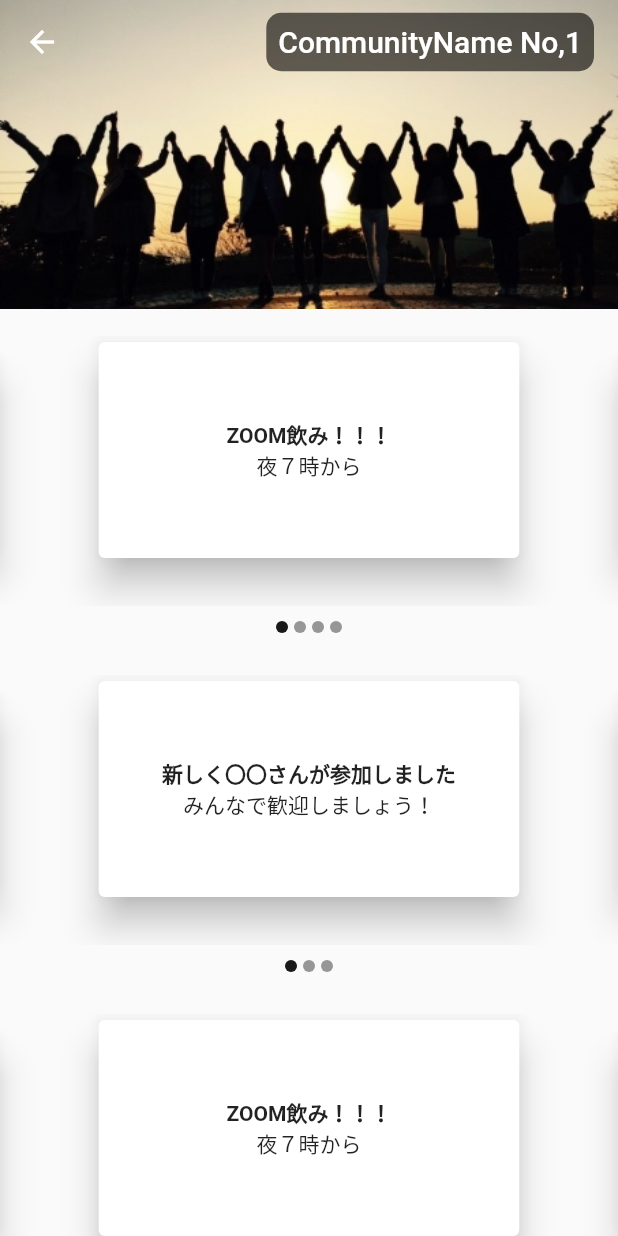
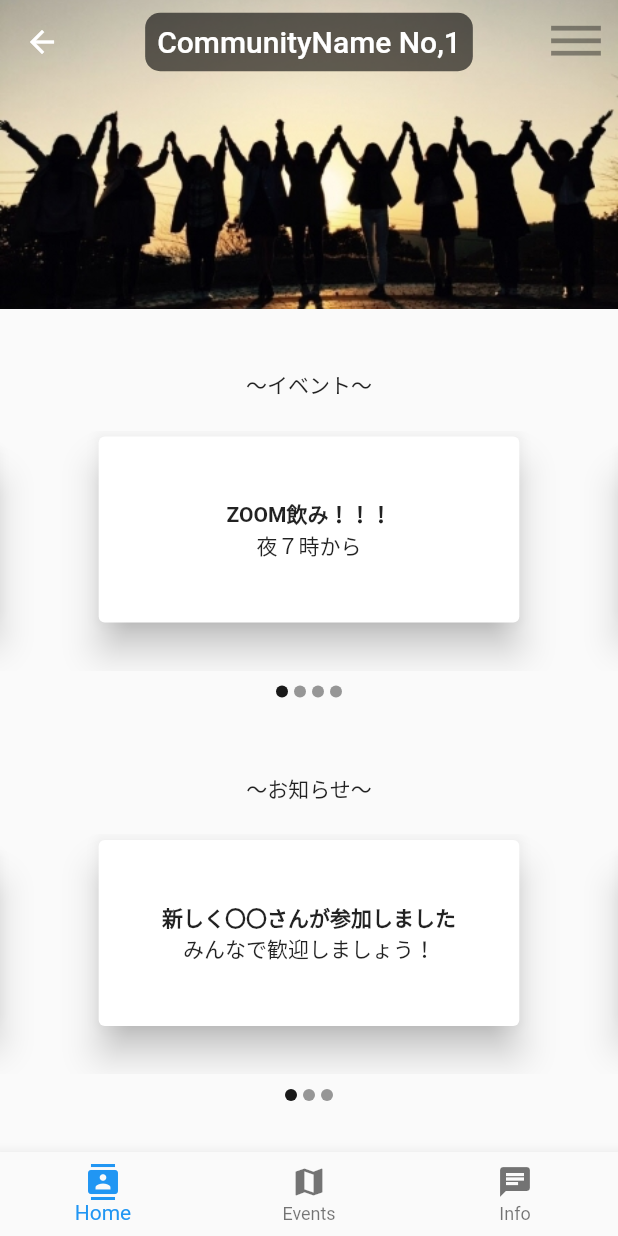
Before and after one commit to meloet-app/asoble_app, a Flutter app: the GlobalCommunityListPage screen opened directly, after a tap on an icon or button, on a phone screen of 412 x 824 dp. Run offline on Flutter 3.47's test engine with Material 2 defaults, Android fonts, the phone set to English and light mode, and no system bars; drawn by our look-alikes of carousel_slider; our stand-ins replace cloud_firestore, firebase_auth, firebase_core, flutter_datetime_picker; missing offline and left inert: neumorphic; accounts and stored records are empty.

Commit message:
20201025 コミュニティhome、Event 実装

```diff
--- a/lib/pages/mypages/global_community.dart
+++ b/lib/pages/mypages/global_community.dart
@@ -1,6 +1,8 @@
 import 'package:asoble_app/pages/mypages/in_community/community_home.dart';
 import 'package:flutter/cupertino.dart';
 import 'package:flutter/material.dart';
+
+import 'in_community/community_navigation_bar.dart';
 
 class GlobalCommunityListPage extends StatelessWidget{
 
@@ -25,7 +27,7 @@ class GlobalCommunityListPage extends StatelessWidget{
                     return Container(
                       height:120,
                       child: GestureDetector(
-                        onTap:(){ Navigator.push(context, CupertinoPageRoute(builder: (context) => CommunityHomePage()));},
+                        onTap:(){ Navigator.push(context, CupertinoPageRoute(builder: (context) => CommunityNavigationBar()));},
                         child: new Card(
                          child: Row(
                            children: [
--- a/lib/pages/mypages/in_community/community_home.dart
+++ b/lib/pages/mypages/in_community/community_home.dart
@@ -5,6 +5,7 @@ import 'package:flutter/material.dart';
 import '../global_event_list.dart';
 
 class CommunityHomePage extends StatefulWidget {
+
   @override
   CommunityHomePageState createState() {
     return CommunityHomePageState();
@@ -18,28 +19,25 @@ class CommunityHomePageState extends State<CommunityHomePage>{
 
   @override
   Widget build(BuildContext context) {
-    return Scaffold(
-
-        body: CustomScrollView(
+    return CustomScrollView(
           slivers: <Widget>[
-           SliverAppBar(
+           new SliverAppBar(
               floating: true,
               pinned: true,
               snap: false,
-
+            backgroundColor: Colors.white70,
             expandedHeight: mediaSize.height*0.25,
+            elevation: 0,
 
             flexibleSpace: FlexibleSpaceBar(
                 background: Image(image:AssetImage("lib/assets/demo2.jpeg"),
                   fit: BoxFit.cover,
+
                 ),
             ),
-              title: Stack(
-                children: [
-                  Align(
-                    alignment: Alignment.topRight,
-
-                        child: Container(
+              centerTitle: true,
+              title:
+                             Container(
                                   decoration: BoxDecoration(
                                       color: Colors.black.withOpacity(0.6),
                                       borderRadius: BorderRadius.circular(10)
@@ -48,21 +46,25 @@ class CommunityHomePageState extends State<CommunityHomePage>{
                                     padding: const EdgeInsets.all(8.0),
                                      child: Text('CommunityName No,1'),
                               )),
-
-
-                  ),
-                ],
-              ),
+               actions: <Widget>[
+                 IconButton(icon: Icon(Icons.dehaze),
+                     iconSize: 40,
+                     onPressed: null)
+               ]
           ),
             SliverList(
               delegate: SliverChildListDelegate(
+
                     <Widget>[
                       Padding(
-                     padding: const EdgeInsets.only(top:18.0),
-                     child: CarouselSlider(
+                        padding: const EdgeInsets.only(top:40.0,bottom:20),
+                        child: Center(child: Text("〜イベント〜")),
+                      ),
+
+                      CarouselSlider(
                         items: currentPartyList,
                         options: CarouselOptions(
-                            height: 180,
+                            height: 160,
                             viewportFraction: 0.8,
                             initialPage: 0,
                             enableInfiniteScroll: true,
@@ -78,7 +80,7 @@ class CommunityHomePageState extends State<CommunityHomePage>{
                                 _currentEvent = index;
                               });
                             })),
-                   ),
+
                       Row(
                       mainAxisAlignment: MainAxisAlignment.center,
                       children: currentPartyList.map((widget) {
@@ -98,11 +100,16 @@ class CommunityHomePageState extends State<CommunityHomePage>{
                     ),
 
                       Padding(
-                      padding: const EdgeInsets.only(top:18.0),
-                      child: CarouselSlider(
+                        padding: const EdgeInsets.only(top:40.0,bottom:20),
+                        child: Center(child: Text("〜お知らせ〜")),
+                      ),
+
+
+
+                      CarouselSlider(
                         items: currentCommunityInfoList,
                         options: CarouselOptions(
-                        height: 180,
+                        height: 160,
                         viewportFraction: 0.8,
                         initialPage: 0,
                         enableInfiniteScroll: true,
@@ -118,7 +125,7 @@ class CommunityHomePageState extends State<CommunityHomePage>{
                         _currentInfo = index;
                         });
                         })),
-                    ),
+
                     Row(
                   mainAxisAlignment: MainAxisAlignment.center,
                   children: currentCommunityInfoList.map((widget) {
@@ -136,56 +143,9 @@ class CommunityHomePageState extends State<CommunityHomePage>{
                   );
                   }).toList(),
                   ),
-
-
-
-                      Padding(
-                        padding: const EdgeInsets.only(top:18.0),
-                        child: CarouselSlider(
-                            items: currentPartyList,
-                            options: CarouselOptions(
-                                height: 180,
-                                viewportFraction: 0.8,
-                                initialPage: 0,
-                                enableInfiniteScroll: true,
-                                reverse: false,
-                                autoPlay: true,
-                                autoPlayInterval: Duration(seconds: 6),
-                                autoPlayAnimationDuration: Duration(milliseconds: 1200),
-                                autoPlayCurve: Curves.fastOutSlowIn,
-                                enlargeCenterPage: true,
-                                scrollDirection: Axis.horizontal,
-                                onPageChanged: (index, reason) {
-                                  setState(() {
-                                    _currentEvent = index;
-                                  });
-                                })),
-                      ),
-
-                      Row(
-                        mainAxisAlignment: MainAxisAlignment.center,
-                        children: currentCommunityInfoList.map((widget) {
-                          int indexInfo = currentCommunityInfoList.indexOf(widget);
-                          return Container(
-                            width: 8.0,
-                            height: 8.0,
-                            margin: EdgeInsets.symmetric(vertical: 10.0, horizontal: 2.0),
-                            decoration: BoxDecoration(
-                              shape: BoxShape.circle,
-                              color: _currentEvent == indexInfo
-                                  ? Color.fromRGBO(0, 0, 0, 0.9)
-                                  : Color.fromRGBO(0, 0, 0, 0.4),
-                            ),
-                          );
-                        }).toList(),
-                      ),
-
-
-
-
                       ]),
             ),
-            ],));
+            ],);
 
   }
 
--- /dev/null
+++ b/lib/pages/mypages/in_community/community_navigation_bar.dart
@@ -0,0 +1,84 @@
+import 'package:asoble_app/pages/mypages/in_community/community_home.dart';
+import 'package:flutter/material.dart';
+
+import 'community_event_list.dart';
+
+class CommunityNavigationBar extends StatefulWidget {
+  @override
+  CommunityNavigationBarState createState() {
+    return CommunityNavigationBarState();
+  }
+}
+
+
+
+class CommunityNavigationBarState extends State<CommunityNavigationBar> {
+  static List<Widget> _pageList = [
+    CommunityHomePage(),
+    CommunityEventPage(),
+    CommunityInfoPage()
+  ];
+
+  var _navIndex = 0;
+  var _label = '';
+  var _titles = ['Contacts', 'Map', 'Chat'];
+
+  @override
+  Widget build(BuildContext context) {
+    return Scaffold(
+
+      bottomNavigationBar: BottomNavigationBar(
+        items: [
+          BottomNavigationBarItem(
+            icon: Icon(Icons.contacts),
+            title: Text('Home'),
+          ),
+          BottomNavigationBarItem(
+            icon: Icon(Icons.map),
+            title: Text('Events'),
+          ),
+          BottomNavigationBarItem(
+            icon: Icon(Icons.chat),
+            title: Text('Info'),
+          ),
+        ],
+        onTap: (int index) {
+          setState(
+                () {
+              _navIndex = index;
+              _label = _titles[index];
+            },
+          );
+        },
+        currentIndex: _navIndex,
+      ),
+      body: _pageList[_navIndex]
+
+    );
+
+  }
+}
+
+
+class CommunityInfoPage extends StatelessWidget{
+
+  @override
+  Widget build(BuildContext context) {
+    return
+      new Scaffold(
+        appBar: AppBar(
+          title:
+          Padding(
+            padding: const EdgeInsets.all(8.0),
+            child: Text('CommunityName No,1'),
+          ),
+          actions:<Widget>[IconButton(icon: Icon(Icons.dehaze),
+              iconSize: 40,
+              onPressed: null)
+          ],
+        ),
+        body: Center(child:Text("CommunityInfoPage")),
+
+      );
+  }
+}
--- a/pubspec.yaml
+++ b/pubspec.yaml
@@ -90,3 +90,4 @@ flutter:
   assets:
     - lib/assets/demo1.jpg
     - lib/assets/demo2.jpeg
+    - lib/assets/demo3.png
```
Also changed, not shown: lib/pages/mypages/in_community/community_event_list.dart (added, +89 -0 lines), lib/assets/demo3.png (added), 1 other file. Lines whose indentation alone changed are shown as unchanged.
